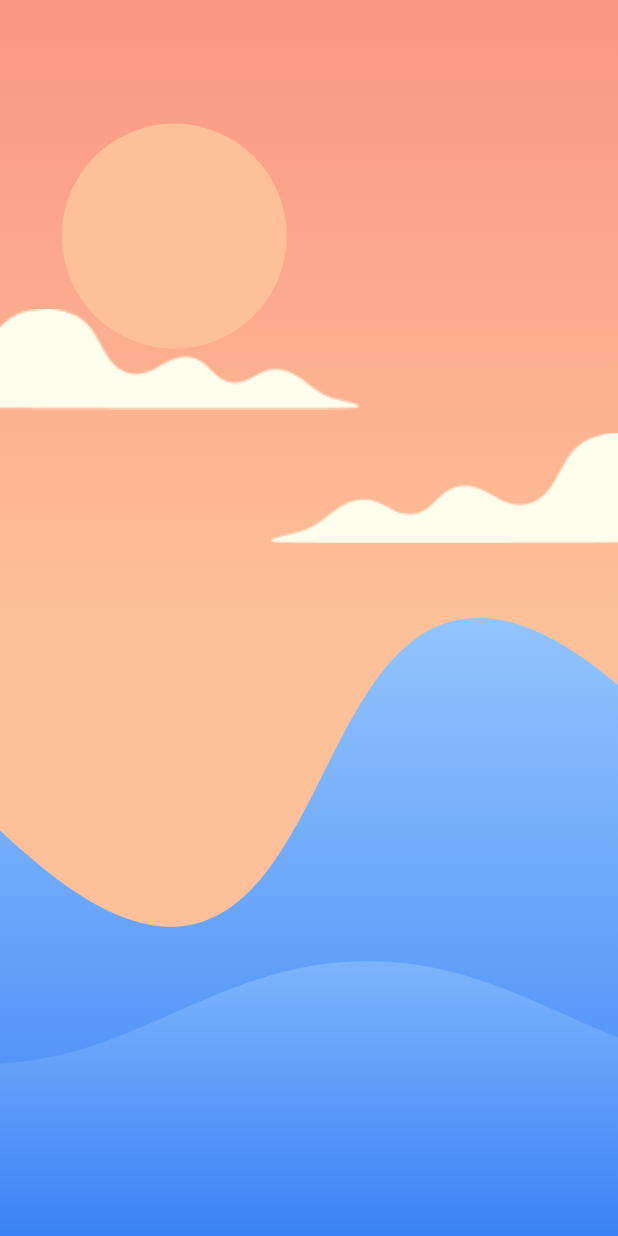
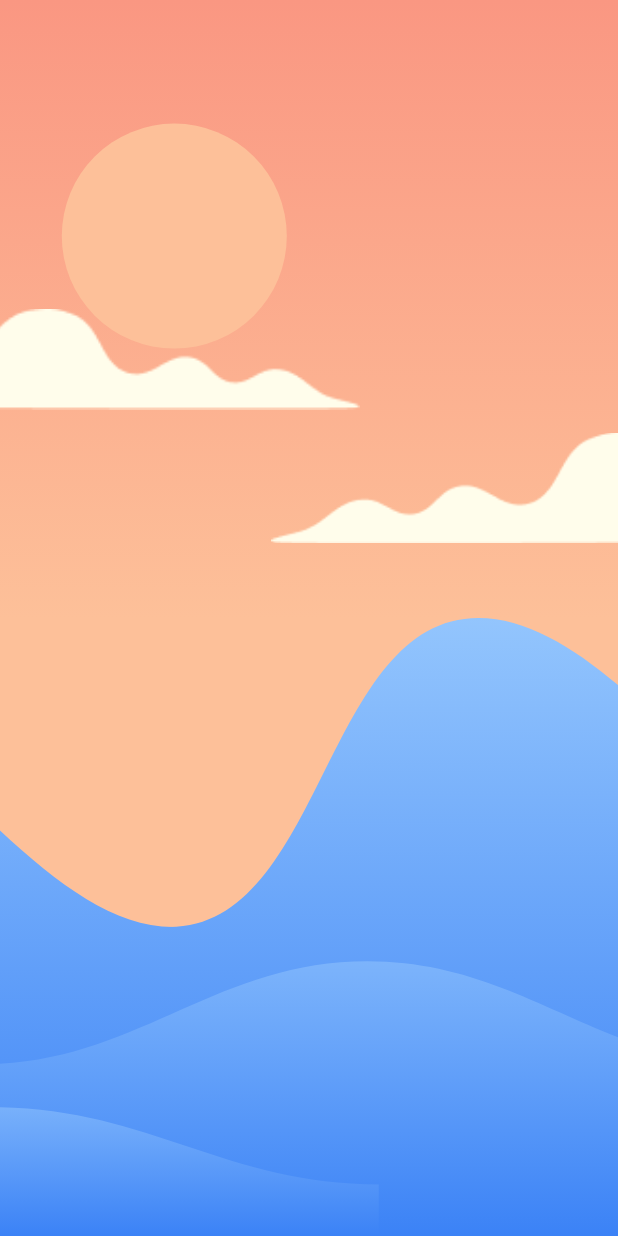
Before and after one commit to guitoof/flutter-zen-breath, a Flutter app: the screen it shows after launch, on a phone screen of 412 x 824 dp. Run offline on Flutter 3.47's test engine with Material 2 defaults, Android fonts, the phone set to English and light mode, and no system bars.

Commit message:
add third waves

```diff
--- a/lib/home_page.dart
+++ b/lib/home_page.dart
@@ -1,6 +1,7 @@
 import 'package:flutter/material.dart';
 import 'package:flutter_zen_breath/waves/principal_wave.dart';
 import 'package:flutter_zen_breath/waves/second_wave.dart';
+import 'package:flutter_zen_breath/waves/third_wave.dart';
 import 'surfer/surfer.dart';
 import 'scene/scene.dart';
 
@@ -20,6 +21,8 @@ class _HomePageState extends State<HomePage>
   late Animation _principalWaveAnimation2;
   late Animation _secondWaveAnimation1;
   late Animation _secondWaveAnimation2;
+  late Animation _thirdWaveAnimation1;
+  late Animation _thirdWaveAnimation2;
 
   @override
   void initState() {
@@ -78,6 +81,32 @@ class _HomePageState extends State<HomePage>
             }
           });
 
+    _thirdWaveAnimation1 =
+        IntTween(begin: -750, end: -1775).animate(_breathAnimationController)
+          ..addListener(() {
+            setState(() {});
+          })
+          ..addStatusListener((status) {
+            if (status == AnimationStatus.completed) {
+              _breathAnimationController.repeat();
+            } else if (status == AnimationStatus.dismissed) {
+              _breathAnimationController.forward();
+            }
+          });
+
+    _thirdWaveAnimation2 =
+        IntTween(begin: 275, end: -750).animate(_breathAnimationController)
+          ..addListener(() {
+            setState(() {});
+          })
+          ..addStatusListener((status) {
+            if (status == AnimationStatus.completed) {
+              _breathAnimationController.repeat();
+            } else if (status == AnimationStatus.dismissed) {
+              _breathAnimationController.forward();
+            }
+          });
+
     _breathAnimationController.forward();
     super.initState();
   }
@@ -112,6 +141,17 @@ class _HomePageState extends State<HomePage>
             0,
           ),
         ),
+        ThirdWave(
+          position: Offset(
+            _thirdWaveAnimation1.value.toDouble(),
+            0,
+          ),
+        ),
+        ThirdWave(
+            position: Offset(
+          _thirdWaveAnimation2.value.toDouble(),
+          0,
+        ))
       ],
     )
 
--- /dev/null
+++ b/lib/waves/third_wave.dart
@@ -0,0 +1,73 @@
+import 'package:flutter/widgets.dart';
+import 'package:flutter/material.dart';
+import 'dart:ui' as ui;
+
+class ThirdWave extends StatelessWidget {
+  final Offset position;
+
+  ThirdWave({required this.position});
+
+  @override
+  Widget build(BuildContext context) {
+    return Positioned(
+      child: CustomPaint(
+        painter: ThirdWavePainter(),
+        child: Container(
+          width: MediaQuery.of(context).size.width,
+          height: MediaQuery.of(context).size.height,
+        ),
+      ),
+      left: position.dx / 2,
+      top: position.dy / 2,
+    );
+  }
+}
+
+class ThirdWavePainter extends CustomPainter {
+  @override
+  void paint(Canvas canvas, Size size) {
+    var paint = Paint()
+      ..strokeWidth = 5
+      ..style = PaintingStyle.fill
+      ..strokeCap = StrokeCap.round
+      ..shader = ui.Gradient.linear(
+        Offset(size.width / 2, 8.5 * size.height / 10),
+        Offset(size.width / 2, size.height),
+        [
+          const Color(0xFF93C5FD),
+          const Color(0xFF3B82F6),
+        ],
+      );
+
+    var xnorm = size.width / 4;
+    var ynorm = size.height / 24;
+
+    var path = Path();
+    path.moveTo(0, 23 * ynorm);
+
+    path.relativeCubicTo(
+      xnorm,
+      0,
+      1.5 * xnorm,
+      -1.5 * ynorm,
+      2.5 * xnorm,
+      -1.5 * ynorm,
+    );
+    path.relativeCubicTo(
+      1 * xnorm,
+      0,
+      1.5 * xnorm,
+      1.5 * ynorm,
+      2.5 * xnorm,
+      1.5 * ynorm,
+    );
+    path.lineTo(5 * xnorm, size.height);
+    path.lineTo(0, size.height);
+    path.lineTo(0, 6.66 * ynorm);
+
+    canvas.drawPath(path, paint);
+  }
+
+  @override
+  bool shouldRepaint(CustomPainter oldDelegate) => true;
+}
```
